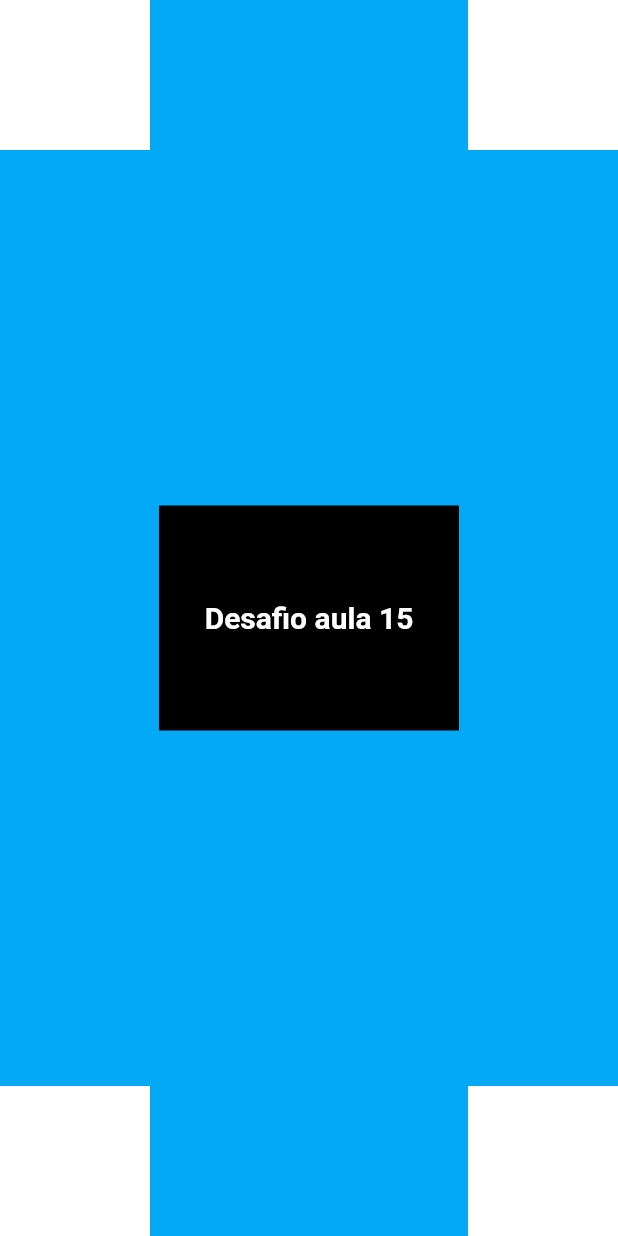
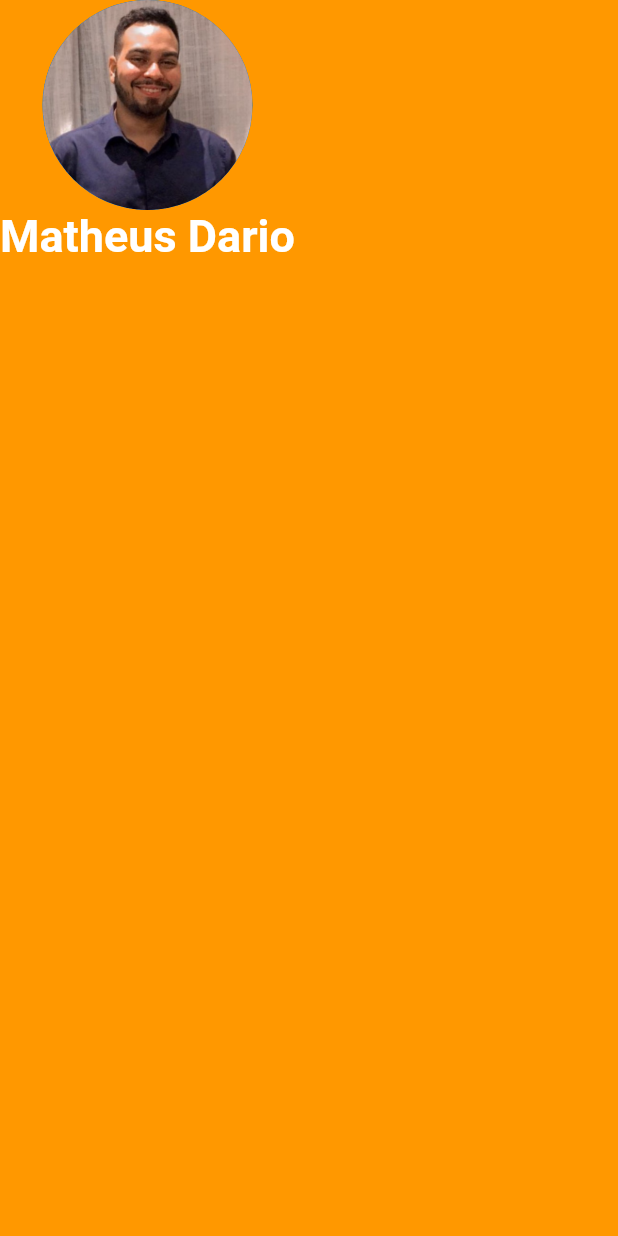
Before and after one commit to MatheusDario/My_card_flutter, a Flutter app: the screen it shows after launch, on a phone screen of 412 x 824 dp. Run offline on Flutter 3.47's test engine with Material 2 defaults, Android fonts, the light colour scheme and no system bars.

Commit message:
projeto my card em andamento

```diff
--- a/lib/main.dart
+++ b/lib/main.dart
@@ -11,49 +11,14 @@ class MyApp extends StatelessWidget {
 
   @override
   Widget build(BuildContext context) {
-    return  MaterialApp(
+    return  const MaterialApp(
       home: Scaffold(
-        backgroundColor: Colors.lightBlue,
+        backgroundColor: Colors.orange,
         body: SafeArea(
           child: Column(
-            mainAxisAlignment: MainAxisAlignment.spaceBetween,
             children: [
-              Row(
-                mainAxisAlignment: MainAxisAlignment.spaceBetween,
-                children: [
-                  Container(
-                    color: Colors.white,
-                    height: 100.0,
-                    width: 100.0,
-                  ),
-                  Container(
-                    color: Colors.white,
-                    height: 100.0,
-                    width: 100.0,
-                  ),
-                ],
-              ),
-              Container(
-                color: Colors.black,
-                height: 150.0,
-                width: 200.0,
-                child: Center(child: Text( style: TextStyle(fontSize: 20.0, color: Colors.white, fontWeight: FontWeight.bold),'Desafio aula 15')),
-              ),
-              Row(
-                mainAxisAlignment: MainAxisAlignment.spaceBetween,
-                children: [
-                  Container(
-                    color: Colors.white,
-                    height: 100.0,
-                    width: 100.0,
-                  ),
-                  Container(
-                    color: Colors.white,
-                    height: 100.0,
-                    width: 100.0,
-                  ),
-                ],
-              )
+              CircleAvatar(radius: 70.0, backgroundImage: AssetImage('images/perfil.png')),
+              Text('Matheus Dario', style: TextStyle(color: Colors.white, fontSize: 30.0, fontWeight: FontWeight.bold),),
             ],
           )
         ),
--- a/pubspec.yaml
+++ b/pubspec.yaml
@@ -59,8 +59,8 @@ flutter:
   uses-material-design: true
 
   # To add assets to your application, add an assets section, like this:
-  # assets:
-  #   - images/a_dot_burr.jpeg
+  assets:
+    - images/
   #   - images/a_dot_ham.jpeg
 
   # An image asset can refer to one or more resolution-specific "variants", see
```
Also changed, not shown: images/perfil.png (added).
